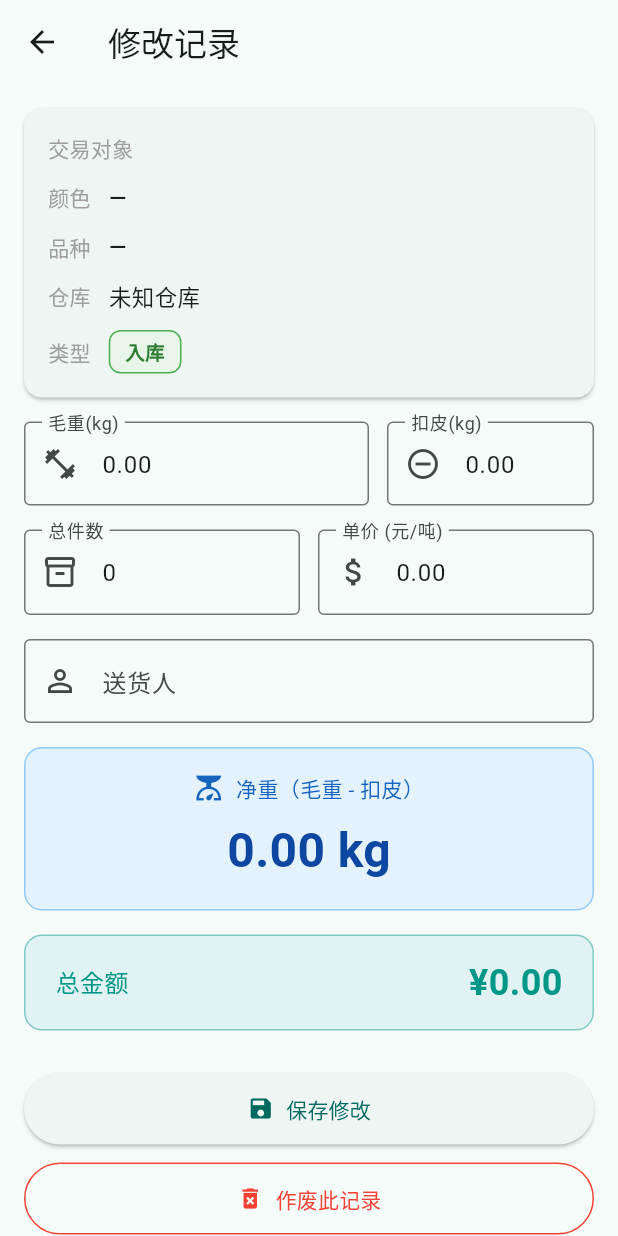
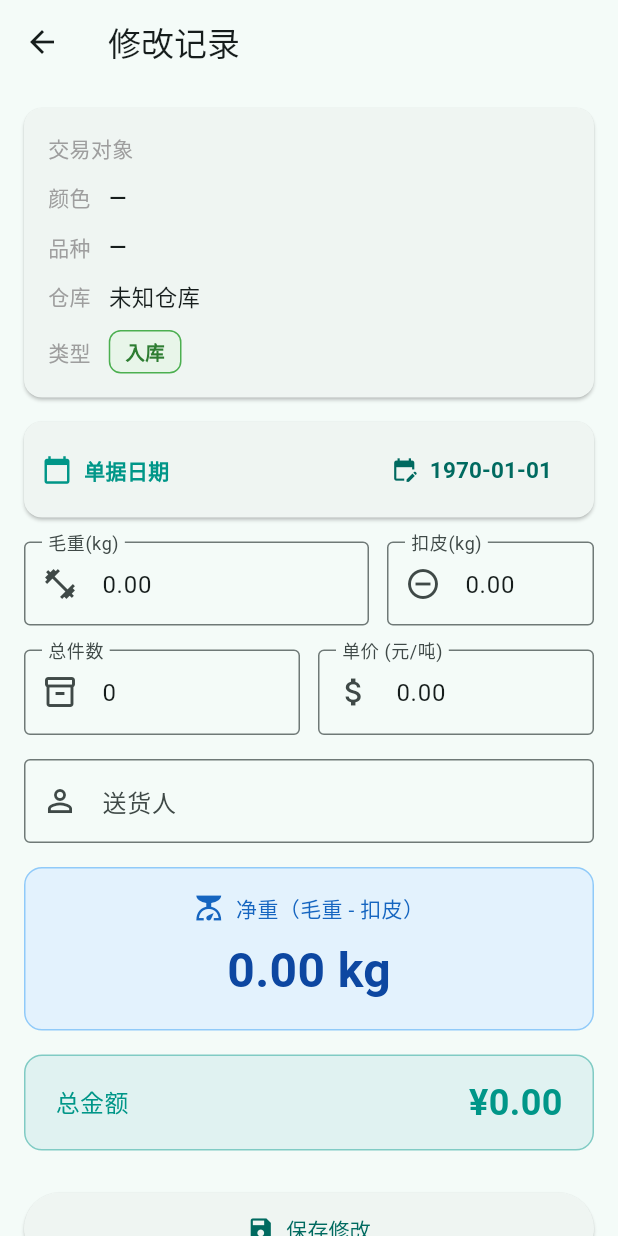
Before and after one commit to BEelzeBub5656/CCTT, a Flutter app: the EditRecordPage screen opened directly with empty values, on a phone screen of 412 x 824 dp. Run offline on Flutter 3.47's test engine with Material 3 defaults, Android fonts, the phone set to English and light mode, and no system bars; our stand-ins replace camera, image_picker, permission_handler, shared_preferences, sqflite, sqflite_common_ffi; missing offline and left inert: mqtt_client; accounts and stored records are empty.

Commit message:
fix: 作废不弹回 + 编辑页日期修改 + 时间戳优先下拉合并
- pullSnapshot 改为时间戳优先（本地新版不覆盖）
- MQTT 连接加 5s 超时
- Web 编辑/作废/恢复更新时间戳
- 手机编辑/作废/结清/备注更新时间戳
- 编辑页面新增日期选择
- CCTT_Server 独立仓库含部署 README

Co-Authored-By: Claude Opus 4.7 <noreply@anthropic.com>

```diff
--- a/lib/pages/edit_record_page.dart
+++ b/lib/pages/edit_record_page.dart
@@ -29,6 +29,7 @@ class _EditRecordPageState extends State<EditRecordPage> {
 
   bool _isSaving = false;
   bool _isDeleting = false;
+  late DateTime _selectedDate;
 
   Warehouse? _warehouse;
 
@@ -46,6 +47,7 @@ class _EditRecordPageState extends State<EditRecordPage> {
         TextEditingController(text: r.totalPieces?.toString() ?? '');
     _deliveryPersonController =
         TextEditingController(text: r.deliveryPerson ?? '');
+    _selectedDate = DateTime.fromMillisecondsSinceEpoch(r.timestamp);
     _loadWarehouse();
   }
 
@@ -110,6 +112,8 @@ class _EditRecordPageState extends State<EditRecordPage> {
           : int.tryParse(_totalPiecesController.text.trim());
 
       final updated = widget.record.copyWith(
+        timestamp: DateTime(_selectedDate.year, _selectedDate.month, _selectedDate.day,
+          DateTime.now().hour, DateTime.now().minute, DateTime.now().second).millisecondsSinceEpoch,
         quantity: netWeight,
         grossWeight: grossWeight,
         tareWeight: tareWeight,
@@ -163,6 +167,8 @@ class _EditRecordPageState extends State<EditRecordPage> {
 
     try {
       final voided = widget.record.copyWith(
+        timestamp: DateTime(_selectedDate.year, _selectedDate.month, _selectedDate.day,
+          DateTime.now().hour, DateTime.now().minute, DateTime.now().second).millisecondsSinceEpoch,
         isDeleted: true,
         syncStatus: SyncStatus.pending,
       );
@@ -259,6 +265,37 @@ class _EditRecordPageState extends State<EditRecordPage> {
                       ),
                     ],
                   ),
+                ),
+              ),
+              const SizedBox(height: 16),
+
+              // ───── 日期修改 ─────
+              Card(
+                margin: EdgeInsets.zero,
+                child: Padding(
+                  padding: const EdgeInsets.symmetric(horizontal: 12, vertical: 8),
+                  child: Row(children: [
+                    const Icon(Icons.calendar_today, color: Colors.teal, size: 20),
+                    const SizedBox(width: 8),
+                    const Text('单据日期', style: TextStyle(fontSize: 14, fontWeight: FontWeight.bold, color: Colors.teal)),
+                    const Spacer(),
+                    TextButton.icon(
+                      icon: const Icon(Icons.edit_calendar, size: 18),
+                      label: Text(
+                        '${_selectedDate.year}-${_selectedDate.month.toString().padLeft(2,'0')}-${_selectedDate.day.toString().padLeft(2,'0')}',
+                        style: const TextStyle(fontSize: 15, fontWeight: FontWeight.w600),
+                      ),
+                      onPressed: () async {
+                        final picked = await showDatePicker(
+                          context: context,
+                          initialDate: _selectedDate,
+                          firstDate: DateTime(2020),
+                          lastDate: DateTime(2030),
+                        );
+                        if (picked != null) setState(() => _selectedDate = picked);
+                      },
+                    ),
+                  ]),
                 ),
               ),
               const SizedBox(height: 16),
--- a/lib/pages/home_page.dart
+++ b/lib/pages/home_page.dart
@@ -740,7 +740,7 @@ class _HomePageState extends State<HomePage> {
     WidgetsBinding.instance.addPostFrameCallback((_) => reasonController.dispose());
 
     if (confirmed == true && mounted) {
-      final updated = record.copyWith(isDeleted: true, syncStatus: SyncStatus.pending, voidReason: reason);
+      final updated = record.copyWith(timestamp: DateTime.now().millisecondsSinceEpoch, isDeleted: true, syncStatus: SyncStatus.pending, voidReason: reason);
       await DatabaseHelper.instance.updateMovement(updated);
       await _loadData();
       _autoSync(); // 作废后自动上传
--- a/lib/pages/record_detail_page.dart
+++ b/lib/pages/record_detail_page.dart
@@ -276,7 +276,7 @@ class RecordDetailPage extends StatelessWidget {
       ),
     );
     if (confirmed == true) {
-      final updated = record.copyWith(isSettled: !record.isSettled, syncStatus: SyncStatus.pending);
+      final updated = record.copyWith(timestamp: DateTime.now().millisecondsSinceEpoch, isSettled: !record.isSettled, syncStatus: SyncStatus.pending);
       await DatabaseHelper.instance.updateMovement(updated);
       // Force rebuild by navigating back and re-opening
       if (context.mounted) {
@@ -308,7 +308,7 @@ class RecordDetailPage extends StatelessWidget {
     );
     controller.dispose();
     if (confirmed == true) {
-      final updated = record.copyWith(remark: controller.text.trim().isEmpty ? null : controller.text.trim(), syncStatus: SyncStatus.pending);
+      final updated = record.copyWith(timestamp: DateTime.now().millisecondsSinceEpoch, remark: controller.text.trim().isEmpty ? null : controller.text.trim(), syncStatus: SyncStatus.pending);
       await DatabaseHelper.instance.updateMovement(updated);
       if (context.mounted) {
         Navigator.of(context).pushReplacement(MaterialPageRoute(
```
Also changed, not shown: lib/services/sync_service.dart (+7 -8 lines), 2 other files.
